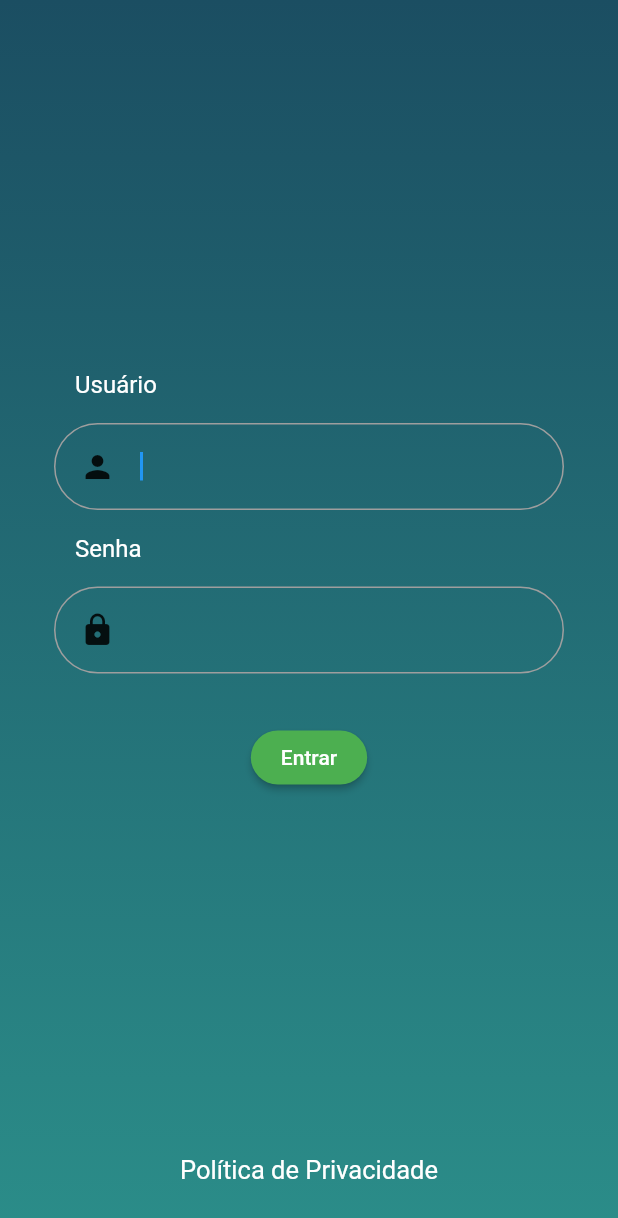
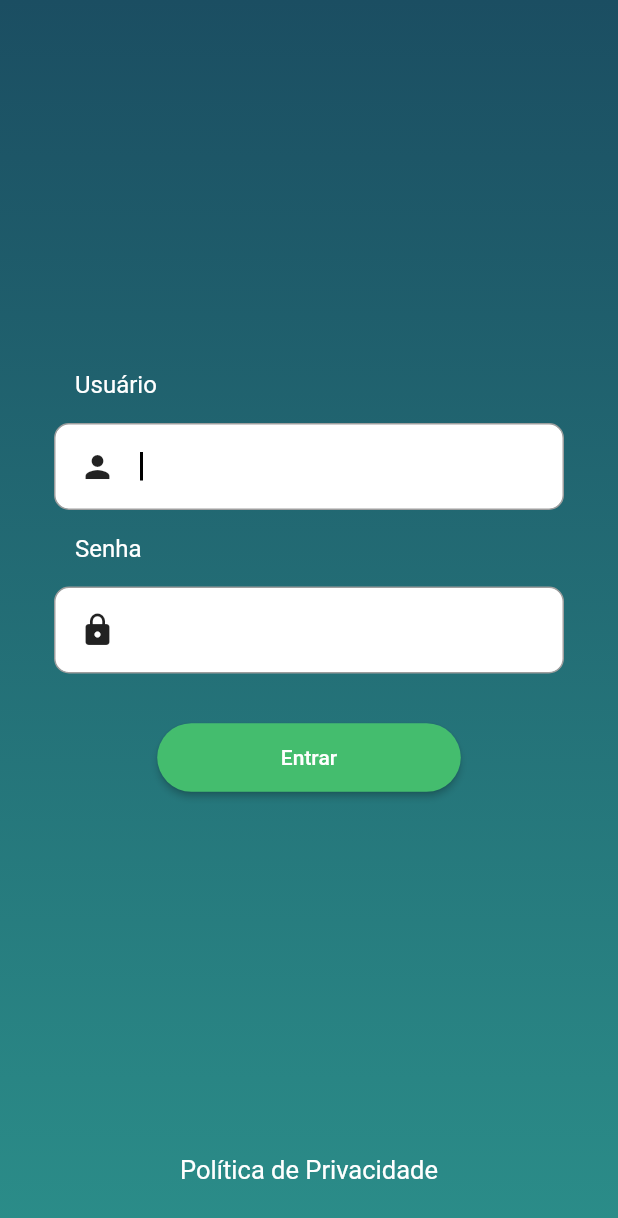
Before and after one commit to e-medeiros1/prova_flutter, a Flutter app: the screen it shows after launch, on a phone screen of 412 x 824 dp. Shown: the top 1218 px of the screen. Run offline on Flutter 3.47's test engine with Material 2 defaults, Android fonts, the phone set to English and light mode, and no system bars; our stand-ins replace flutter_mobx, mobx, shared_preferences; missing offline and left inert: validatorless; generated files the repository leaves out were written again.

Commit message:
Add custom widgets

```diff
--- a/lib/app/pages/login/components/custom_button.dart
+++ b/lib/app/pages/login/components/custom_button.dart
@@ -9,14 +9,16 @@ class CustomButton extends StatelessWidget {
 
   @override
   Widget build(BuildContext context) {
+    final size = MediaQuery.of(context).size;
     return Center(
       child: ElevatedButton(
         onPressed: onPressed,
         style: ElevatedButton.styleFrom(
-          backgroundColor: Colors.green,
+          backgroundColor: const Color(0xFF44bd6e),
           shape:
-              RoundedRectangleBorder(borderRadius: BorderRadius.circular(30.0)),
-          padding: const EdgeInsets.symmetric(horizontal: 20.0, vertical: 10.0),
+              RoundedRectangleBorder(borderRadius: BorderRadius.circular(25.0)),
+          padding: EdgeInsets.symmetric(
+              horizontal: size.width * .2, vertical: size.height * .018),
         ),
         child: child,
       ),
--- a/lib/app/pages/login/components/custom_field.dart
+++ b/lib/app/pages/login/components/custom_field.dart
@@ -21,7 +21,8 @@ class CustomField extends StatelessWidget {
       child: Container(
         decoration: BoxDecoration(
           border: Border.all(color: Colors.grey),
-          borderRadius: BorderRadius.circular(30.0),
+          color: Colors.white,
+          borderRadius: BorderRadius.circular(10),
         ),
         child: Row(
           children: [
@@ -35,9 +36,9 @@ class CustomField extends StatelessWidget {
                 autofocus: true,
                 obscureText: obscureText,
                 validator: validator,
+                cursorColor: Colors.black,
                 decoration: const InputDecoration(
                   border: InputBorder.none,
-
                   hintStyle: TextStyle(color: Colors.grey),
                 ),
               ),
```
Also changed, not shown: lib/app/core/widgets/privacy_policy_widget.dart (added, +22 -0 lines), lib/app/pages/home/components/custom_text_field.dart (added, +48 -0 lines).
